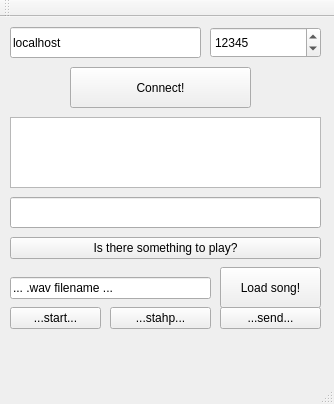
This is QtClient - basics/AudioClient/clientwindow.ui in zkatzen/sk2-projekt as Qt 5 draws it before an edit. The edited form follows.
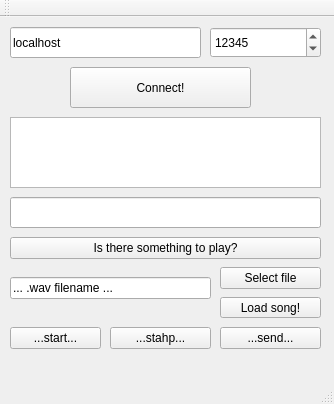
This is the edited form.

Commit message: Add FileDialog to select .wav file

```diff
--- a/QtClient - basics/AudioClient/clientwindow.ui
+++ b/QtClient - basics/AudioClient/clientwindow.ui
@@ -80,9 +80,9 @@
     <property name="geometry">
      <rect>
       <x>220</x>
-      <y>250</y>
+      <y>280</y>
       <width>101</width>
-      <height>41</height>
+      <height>21</height>
      </rect>
     </property>
     <property name="text">
@@ -106,7 +106,7 @@
     <property name="geometry">
      <rect>
       <x>110</x>
-      <y>290</y>
+      <y>310</y>
       <width>101</width>
       <height>22</height>
      </rect>
@@ -132,7 +132,7 @@
     <property name="geometry">
      <rect>
       <x>10</x>
-      <y>290</y>
+      <y>310</y>
       <width>91</width>
       <height>22</height>
      </rect>
@@ -145,7 +145,7 @@
     <property name="geometry">
      <rect>
       <x>220</x>
-      <y>290</y>
+      <y>310</y>
       <width>101</width>
       <height>22</height>
      </rect>
@@ -154,6 +154,19 @@
      <string>...send...</string>
     </property>
    </widget>
+   <widget class="QPushButton" name="fileSelect">
+    <property name="geometry">
+     <rect>
+      <x>220</x>
+      <y>250</y>
+      <width>101</width>
+      <height>22</height>
+     </rect>
+    </property>
+    <property name="text">
+     <string>Select file</string>
+    </property>
+   </widget>
   </widget>
   <widget class="QMenuBar" name="menuBar">
    <property name="geometry">
```
The commit also changes 5 other files.
